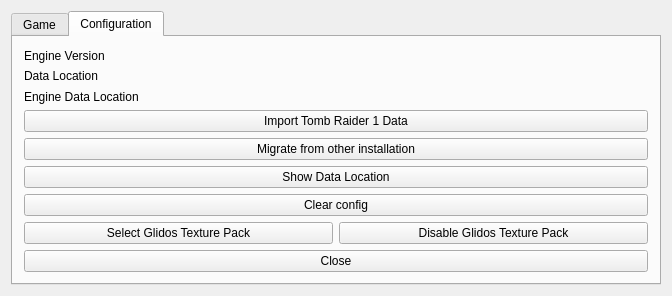
The window that src/launcher/mainwindow.ui (stohrendorf/CroftEngine) describes before a commit, drawn with Qt 5.
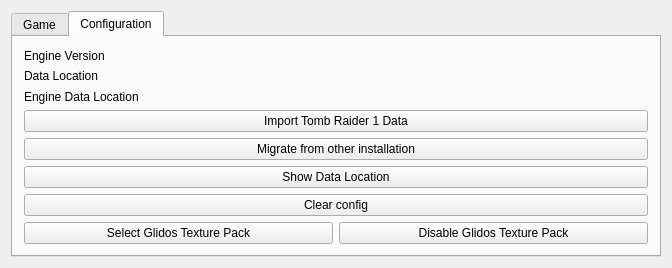
The same window after the commit. The open tabs and pages were chosen to show the change.

Commit message: remove "close" button from launcher config

What changed in the file:
```diff
--- a/src/launcher/mainwindow.ui
+++ b/src/launcher/mainwindow.ui
@@ -7,7 +7,7 @@
                 <x>0</x>
                 <y>0</y>
                 <width>672</width>
-                <height>292</height>
+    <height>263</height>
             </rect>
         </property>
         <property name="windowTitle">
@@ -144,13 +144,6 @@
                                         </item>
                                     </layout>
                                 </item>
-                                <item>
-                                    <widget class="QPushButton" name="closeBtn">
-                                        <property name="text">
-                                            <string>Close</string>
-                                        </property>
-                                    </widget>
-                                </item>
                             </layout>
                         </widget>
                     </widget>
```
Lines whose indentation alone changed are shown as unchanged. The commit also changes 2 other files.
